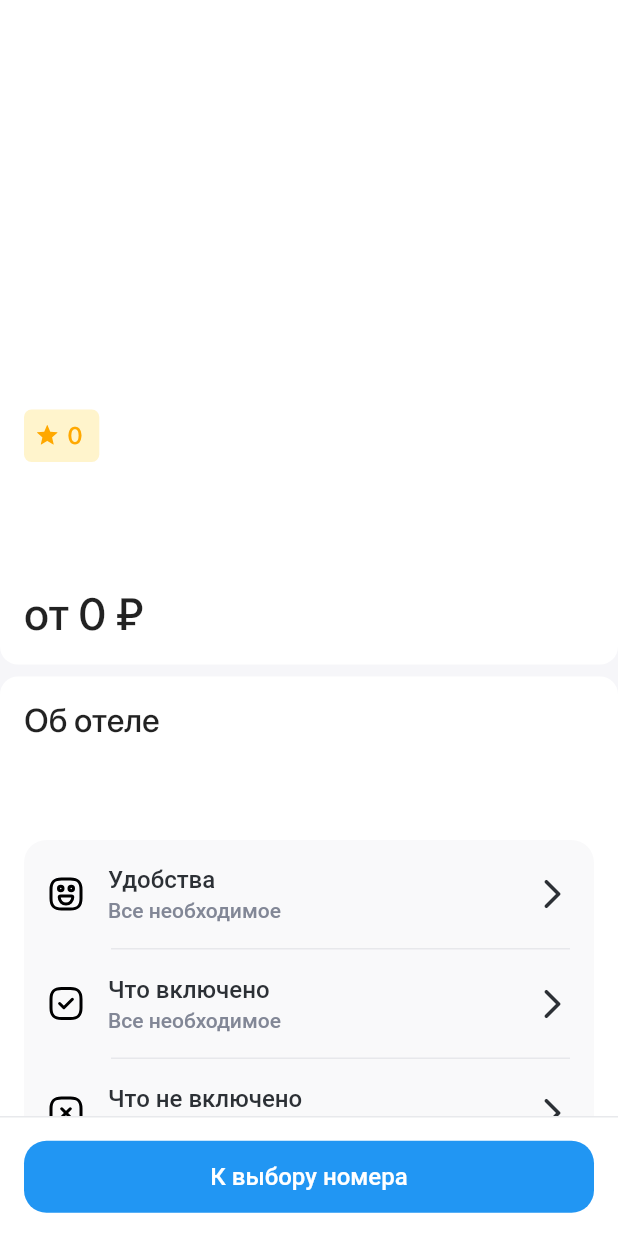
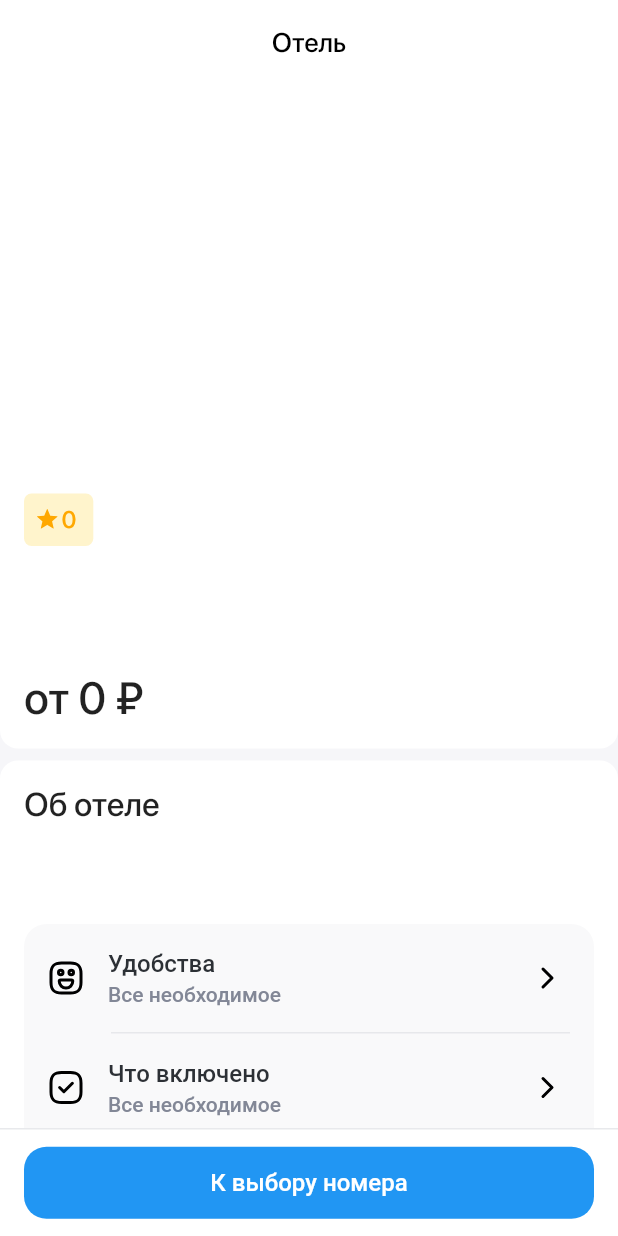
Before and after one commit to Elf80lvl/hotel_app, a Flutter app: the HotelLayoutLoaded screen opened directly with empty values, on a phone screen of 412 x 824 dp. Run offline on Flutter 3.47's test engine with Material 2 defaults, Android fonts, the phone set to English and light mode, and no system bars; our stand-ins replace bloc, dio, equatable, flutter_bloc, flutter_svg; network calls fail; project files that could hold a hidden picture were left out.

```diff
--- a/lib/pages/hotel_page/bloc/hotel_page_state.dart
+++ b/lib/pages/hotel_page/bloc/hotel_page_state.dart
@@ -10,3 +10,9 @@ final class HotelPageLoadedState extends HotelPageState {
 
   HotelPageLoadedState({required this.data});
 }
+
+final class HotelPageErrorState extends HotelPageState {
+  final Object? error;
+
+  HotelPageErrorState({this.error});
+}
--- a/lib/pages/hotel_page/widgets/hotel_adress_widget.dart
+++ b/lib/pages/hotel_page/widgets/hotel_adress_widget.dart
@@ -12,7 +12,9 @@ class HotelAdressWidget extends StatelessWidget {
 
   @override
   Widget build(BuildContext context) {
-    return Padding(
+    return GestureDetector(
+      onTap: () {},
+      child: Padding(
         padding: const EdgeInsets.symmetric(horizontal: kPaddingHorizApp),
         child: Text(
           data.adress,
@@ -23,6 +25,7 @@ class HotelAdressWidget extends StatelessWidget {
             fontFamily: kFontFamilyDefault,
           ),
         ),
+      ),
     );
   }
 }
--- a/lib/pages/hotel_page/widgets/rating_tag_widget.dart
+++ b/lib/pages/hotel_page/widgets/rating_tag_widget.dart
@@ -26,7 +26,7 @@ class RatingTagWidget extends StatelessWidget {
             child: Row(
               children: [
                 SvgPicture.asset('assets/icons/star.svg'),
-                const SizedBox(width: 6),
+                const SizedBox(width: 2),
                 Text(
                   '${data.rating} ${data.ratingName}',
                   style: const TextStyle(
--- a/lib/pages/hotel_page/widgets/tile_bars.dart
+++ b/lib/pages/hotel_page/widgets/tile_bars.dart
@@ -111,10 +111,9 @@ class SingleTileButton extends StatelessWidget {
           color: kColorBarButtonTextSecondaryLight,
         ),
       ),
-      trailing: const Icon(
-        Icons.arrow_forward_ios_rounded,
-        color: kColorBarButtonTextLight,
-      ),
+      trailing: RotatedBox(
+          quarterTurns: 2,
+          child: SvgPicture.asset('assets/icons/arrowBackIcon.svg')),
     );
   }
 }
--- /dev/null
+++ b/lib/pages/room_page/bloc/room_page_event.dart
@@ -0,0 +1,10 @@
+part of 'room_page_bloc.dart';
+
+sealed class RoomPageEvent extends Equatable {
+  const RoomPageEvent();
+
+  @override
+  List<Object> get props => [];
+}
+
+final class RoomPageGetRoomInfoEvent extends RoomPageEvent {}
--- /dev/null
+++ b/lib/pages/room_page/bloc/room_page_state.dart
@@ -0,0 +1,26 @@
+part of 'room_page_bloc.dart';
+
+sealed class RoomPageState extends Equatable {
+  const RoomPageState();
+
+  @override
+  List<Object> get props => [];
+}
+
+final class RoomPageLoadingState extends RoomPageState {}
+
+final class RoomPageLoadedState extends RoomPageState {
+  final RoomInfoModel data;
+
+  const RoomPageLoadedState({required this.data});
+  @override
+  List<Object> get props => [data];
+}
+
+final class RoomPageErrorState extends RoomPageState {
+  final Object error;
+
+  const RoomPageErrorState({required this.error});
+  @override
+  List<Object> get props => [error];
+}
--- a/lib/widgets_common/bottom_action_widget.dart
+++ b/lib/widgets_common/bottom_action_widget.dart
@@ -11,7 +11,7 @@ class BottomActionWidget extends StatelessWidget {
   @override
   Widget build(BuildContext context) {
     return Container(
-      height: 48 + 16 * 2,
+      height: 48 + 12 * 2,
       width: double.infinity,
       decoration: const BoxDecoration(
         color: kColorCardBGlight,
```
Also changed, not shown: lib/main.dart (+6 -4 lines), lib/models/room_info_model.dart (added, +45 -0 lines), lib/pages/hotel_page/bloc/hotel_page_bloc.dart (+6 -2 lines), lib/pages/hotel_page/hotel_layout_loaded.dart (+14 -1 lines), lib/pages/hotel_page/hotel_page.dart (+6 -9 lines), lib/pages/room_page/bloc/room_page_bloc.dart (added, +21 -0 lines), lib/pages/room_page/room_page.dart (added, +39 -0 lines), lib/pages/room_page/room_page_loaded_layout.dart (added, +35 -0 lines), lib/service/network.dart (+13 -1 lines), assets/icons/arrowBackIcon.svg (added). Lines whose indentation alone changed are shown as unchanged.
